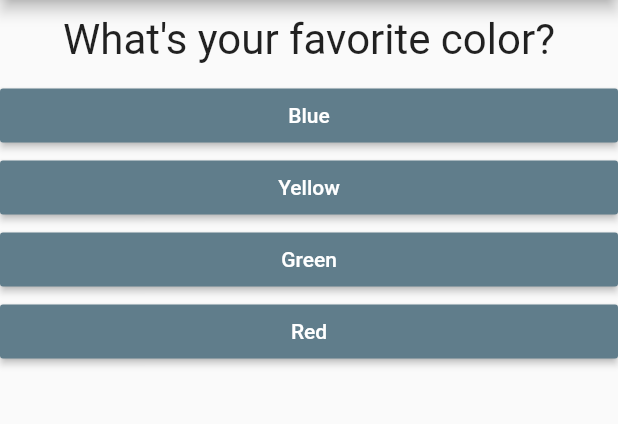
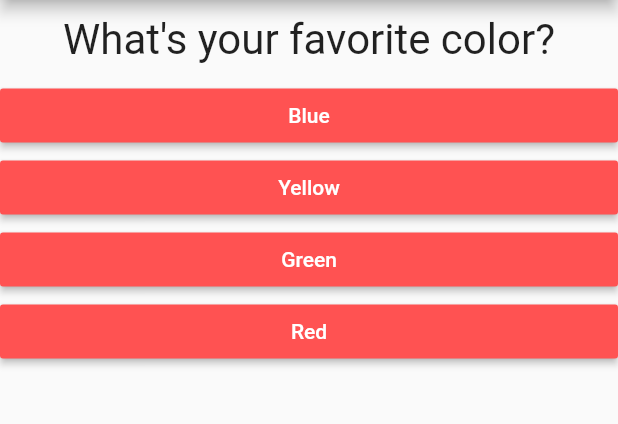
Before and after one commit to MeTi-DeV/Quiz-App-flutter, a Flutter app: the screen it shows after launch, on a phone screen of 412 x 824 dp, the part 84-508 px from its top. Run offline on Flutter 3.47's test engine with Material 2 defaults, Android fonts, the phone set to English and light mode, and no system bars.

Commit message:
split more part to quiz and result

```diff
--- a/lib/answer.dart
+++ b/lib/answer.dart
@@ -9,7 +9,7 @@ class Answer extends StatelessWidget {
     return Container(
         width: double.infinity,
         child: RaisedButton(
-          color: Colors.blueGrey,
+          color: Colors.redAccent,
           child: Text(answerText),
           onPressed: selectorHandler,
           textColor: Colors.white,
--- a/lib/main.dart
+++ b/lib/main.dart
@@ -1,6 +1,6 @@
 import 'package:flutter/material.dart';
-import './answer.dart';
-import './question.dart';
+import './quiz.dart';
+import './result.dart';
 
 void main() => runApp(MyApp());
 
@@ -43,15 +43,13 @@ class _MyStateApp extends State<MyApp> {
     return (MaterialApp(
         home: Scaffold(
       appBar: AppBar(title: Text('Quiz App')),
-      body: Column(
-        children: [
-          Question(_questions[_questionIndex]['questionText'] as String),
-          ...(_questions[_questionIndex]['answers'] as List<String>)
-              .map((answer) {
-            return Answer(_AnsweredQuestion, answer);
-          }).toList()
-        ],
-      ),
+      body: _questions.length > _questionIndex
+          ? Quiz(
+              AnsweredQuestion: _AnsweredQuestion,
+              questionIndex: _questionIndex,
+              questions: _questions,
+            )
+          : Result(),
     )));
   }
 }
--- /dev/null
+++ b/lib/quiz.dart
@@ -0,0 +1,29 @@
+import 'package:flutter/material.dart';
+import 'package:quiz_app/question.dart';
+import './question.dart';
+import './answer.dart';
+
+class Quiz extends StatelessWidget {
+  final List<Map<String, Object>> questions;
+  final VoidCallback AnsweredQuestion;
+  final int questionIndex;
+
+  Quiz(
+      {required this.AnsweredQuestion,
+      required this.questionIndex,
+      required this.questions});
+  @override
+  Widget build(BuildContext context) {
+    return Container(
+      child: Column(
+        children: [
+          Question(questions[questionIndex]['questionText'] as String),
+          ...(questions[questionIndex]['answers'] as List<String>)
+              .map((answer) {
+            return Answer(AnsweredQuestion, answer);
+          }).toList()
+        ],
+      ),
+    );
+  }
+}
--- /dev/null
+++ b/lib/result.dart
@@ -0,0 +1,14 @@
+import 'package:flutter/material.dart';
+class Result extends StatelessWidget {
+
+
+  @override
+  Widget build(BuildContext context) {
+    return Container(
+      child: Center(
+        child: Text('You did It'),
+      ),
+
+    );
+  }
+}
```
